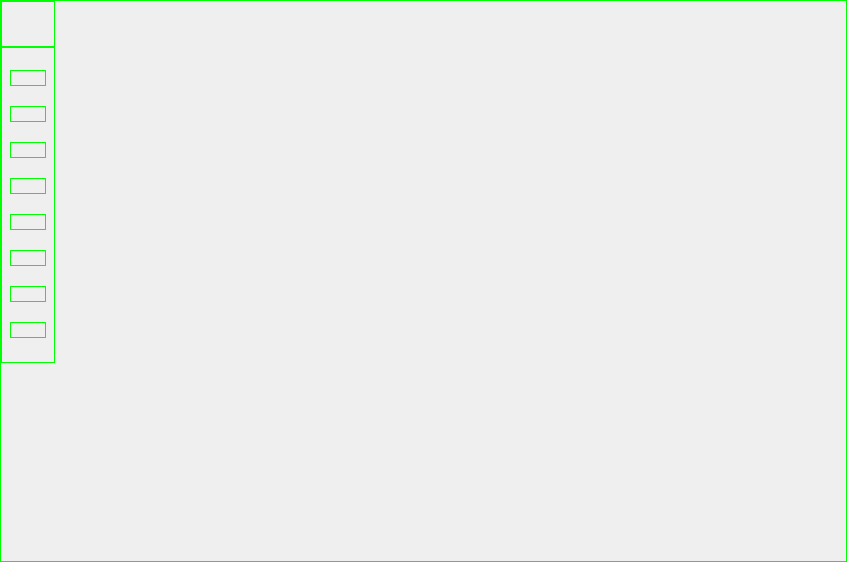
Above: UI/WorkSpace.ui from AlexMorpex/Arbitrage_app before the change. Below: the same form after it.
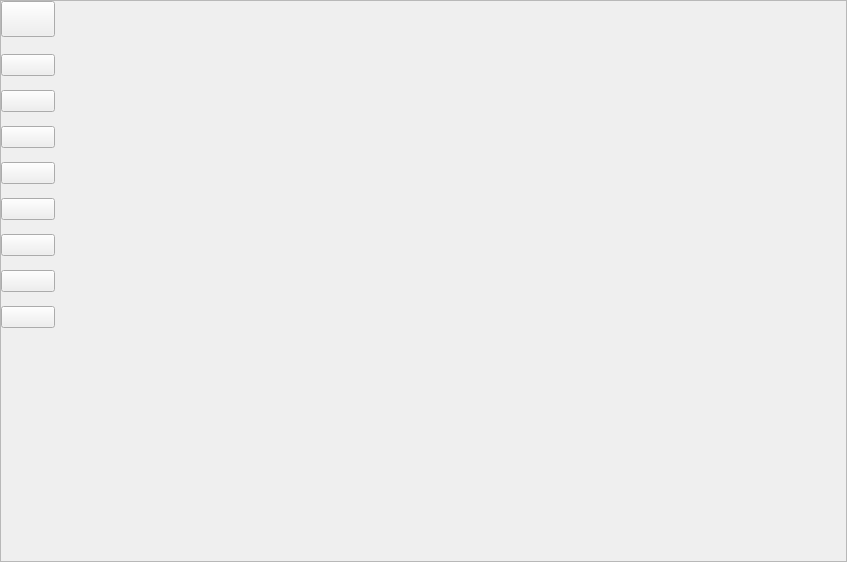
That is the form after the change. Icons and pictures are not drawn.

The edit to the form file:
```diff
--- a/UI/WorkSpace.ui
+++ b/UI/WorkSpace.ui
@@ -14,9 +14,7 @@
    <string>WorkSpaceWidget</string>
   </property>
   <property name="styleSheet">
-   <string notr="true">border:1px solid;
-border-color: rgb(0, 255, 0);
-</string>
+   <string notr="true"/>
   </property>
   <layout class="QGridLayout" name="gridLayout">
    <property name="leftMargin">
@@ -62,14 +60,14 @@
        <widget class="QPushButton" name="ChartsToolsMenu">
         <property name="minimumSize">
          <size>
-          <width>54</width>
-          <height>46</height>
+          <width>0</width>
+          <height>36</height>
          </size>
         </property>
         <property name="maximumSize">
          <size>
           <width>54</width>
-          <height>46</height>
+          <height>36</height>
          </size>
         </property>
         <property name="text">
@@ -96,6 +94,12 @@
          </size>
         </property>
         <layout class="QVBoxLayout" name="verticalLayout_5">
+         <property name="leftMargin">
+          <number>0</number>
+         </property>
+         <property name="rightMargin">
+          <number>0</number>
+         </property>
          <item>
           <widget class="QPushButton" name="SymbolINfoBtn">
            <property name="text">
```
Left out of the diff: 6 changed lines with no effect on the pictures.
